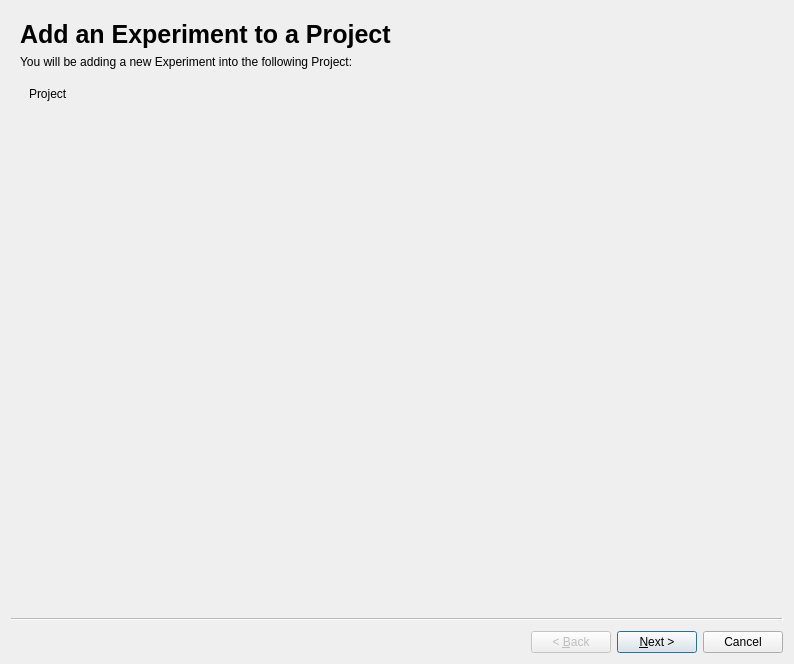
Old version of the form ime/ui/ui_add_files_wizard_skip.ui in the repository UoA-eResearch/mytardis_ime.
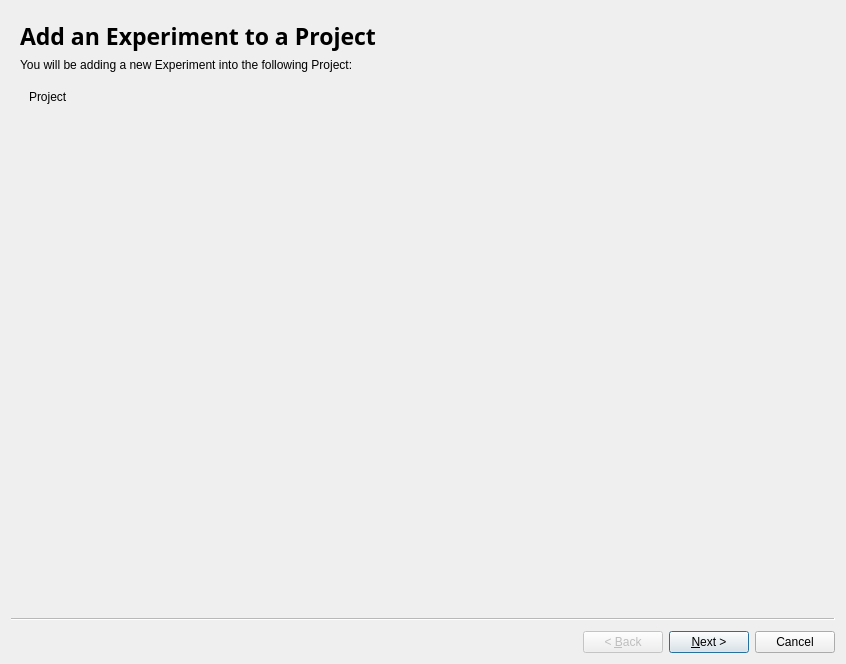
New version of the form. Custom widgets are drawn as their Qt base class.

Commit message: changes to the add files wizard page

```diff
--- a/ime/ui/ui_add_files_wizard_skip.ui
+++ b/ime/ui/ui_add_files_wizard_skip.ui
@@ -6,7 +6,7 @@
    <rect>
     <x>0</x>
     <y>0</y>
-    <width>794</width>
+    <width>846</width>
     <height>664</height>
    </rect>
   </property>
@@ -22,8 +22,10 @@
      <widget class="QLabel" name="label_9">
       <property name="font">
        <font>
-        <pointsize>19</pointsize>
+        <family>Noto Sans</family>
+        <pointsize>17</pointsize>
         <weight>75</weight>
+        <italic>false</italic>
         <bold>true</bold>
        </font>
       </property>
```
Left out of the diff: 140 changed lines with no effect on the pictures. The commit also changes 70 other files.
